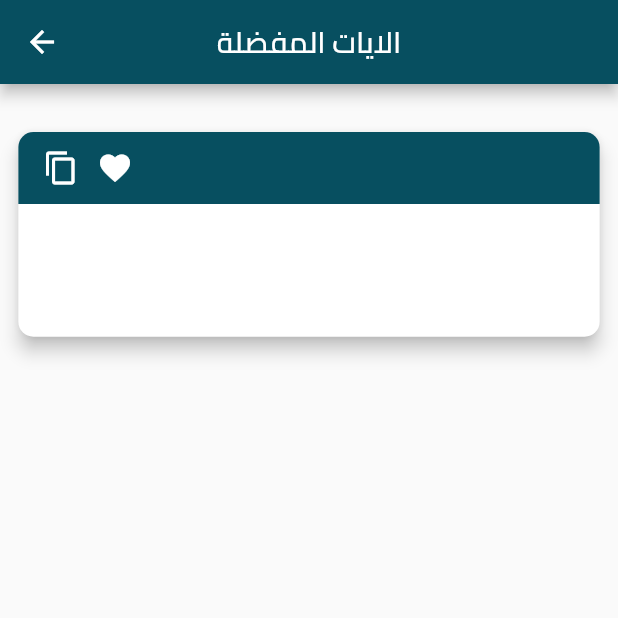
After one commit to ZiadElsaadany/quran_project, a Flutter app: the FavouriteView screen opened by its route, after a tap on "الايات المفضلة", on a phone screen of 412 x 824 dp, the top half of it. The commit adds this screen. Run offline on Flutter 3.47's test engine with Material 2 defaults, Android fonts, the phone set to English and light mode, and no system bars; our stand-ins replace awesome_dialog, fluttertoast, hive, hive_flutter, percent_indicator, simple_animations and 1 more; accounts and stored records are empty; generated files the repository leaves out were written again; network calls fail.

Commit message:
add favourite doaa

```diff
--- a/lib/constant/hive_const.dart
+++ b/lib/constant/hive_const.dart
@@ -1,5 +1,6 @@
 class HiveConst {
 
   static   const String doaaAddedBox=  'doaa added box' ;
+  static   const String favDoaaBox=  'fav doaa box' ;
 
 }
--- a/lib/controller/providers/doaa_provider.dart
+++ b/lib/controller/providers/doaa_provider.dart
@@ -17,8 +17,6 @@ class DoaaProvider extends ChangeNotifier {
   List<DoaaAddedModel> doaaAdded = [] ;
 
     addInDoaaAddedList(DoaaAddedModel doaa) async{
-
-
       var   doaaBox = Hive.box<DoaaAddedModel>(HiveConst.doaaAddedBox);
       await    doaaBox.add(doaa);
       notifyListeners()   ;
@@ -31,6 +29,8 @@ doaaAdded  = doaaBox.values.toList();
 notifyListeners();
 
     }
+
+
 
 
     final List doaa = [
--- /dev/null
+++ b/lib/controller/providers/favourites_provider.dart
@@ -0,0 +1,30 @@
+import 'package:flutter/material.dart';
+import 'package:hive_flutter/hive_flutter.dart';
+import 'package:quran_project/models/doaa_added_model_hive/doaa_added_model_hive.dart';
+
+import '../../constant/hive_const.dart';
+
+class FavouriteProvider extends ChangeNotifier{
+
+
+  List<DoaaAddedModel> favDoaaList =[ ] ;
+
+
+
+   addFavDoaaList( DoaaAddedModel model )  async{
+     var   doaaBox = Hive.box<DoaaAddedModel>(HiveConst.favDoaaBox);
+     await    doaaBox.add(model);
+
+     notifyListeners()   ;
+   }
+
+   fetchAllFavDoaa( ){
+     var   doaaBox = Hive.box<DoaaAddedModel>(HiveConst.favDoaaBox);
+     favDoaaList  = doaaBox.values.toList();
+     notifyListeners();
+   }
+
+  bool checkFav  = false;
+
+
+}
--- a/lib/main.dart
+++ b/lib/main.dart
@@ -6,6 +6,7 @@ import 'package:quran_project/constant/hive_const.dart';
 import 'package:quran_project/controller/providers/azkar_provider.dart';
 import 'package:quran_project/controller/providers/bottom_nav_provider.dart';
 import 'package:quran_project/controller/providers/doaa_provider.dart';
+import 'package:quran_project/controller/providers/favourites_provider.dart';
 import 'package:quran_project/controller/providers/sebha_provider.dart';
 import 'package:quran_project/view/ahadeth/ahadeth_view.dart';
 import 'package:quran_project/view/azkar/azkar_view.dart';
@@ -29,6 +30,7 @@ void main() async {
   Hive.registerAdapter(DoaaAddedModelAdapter());
 
   await Hive.openBox<DoaaAddedModel>(HiveConst.doaaAddedBox);
+  await Hive.openBox<DoaaAddedModel>(HiveConst.favDoaaBox);
 
   runApp(MultiProvider(
       providers: [
@@ -38,6 +40,7 @@ void main() async {
         ChangeNotifierProvider(create: (ctx)=>PrayingApi()),
         ChangeNotifierProvider(create: (ctx)=>DoaaProvider()),
         ChangeNotifierProvider(create: (ctx)=>AzkarProvider()),
+        ChangeNotifierProvider(create: (ctx)=>FavouriteProvider()),
       ],
       child: const QuranApp()));
 }
--- a/lib/view/ahadeth/ahadeth_view.dart
+++ b/lib/view/ahadeth/ahadeth_view.dart
@@ -4,7 +4,6 @@ import 'package:quran_project/constant/size_constant.dart';
 import 'package:quran_project/view/widgets/custom_App_bar.dart';
 import '../../constant/images_constant.dart';
 import '../doaa/doaa_card.dart';
-import '../widgets/list_ahadeth_and_doaa_widget.dart';
 class AhadethView extends StatelessWidget {
   const AhadethView({Key? key}) : super(key: key);
 static const String id= 'ahadeth view';
@@ -26,6 +25,7 @@ static const String id= 'ahadeth view';
                   return index == 9? Column(
                     children: [
                       DoaaCard(
+                        checkAhadethOrDoaa: false,
                           title:ahadeth[index]['name'],
                           content: ahadeth[index]['text']
                       ),
@@ -35,6 +35,7 @@ static const String id= 'ahadeth view';
                       )
                     ],
                   )   :  DoaaCard(
+                    checkAhadethOrDoaa: false,
                       title:ahadeth[index]['name'],
                       content: ahadeth[index]['text']
                   );
--- a/lib/view/doaa/custom_dismissible_card.dart
+++ b/lib/view/doaa/custom_dismissible_card.dart
@@ -1,4 +1,3 @@
-import 'package:flutter/cupertino.dart';
 import 'package:flutter/material.dart';
 import 'package:provider/provider.dart';
 import 'package:quran_project/constant/size_constant.dart';
@@ -51,6 +50,7 @@ class CustomDismissibleWidget extends StatelessWidget {
           ),
         ),
         child: DoaaCard(
+          checkAhadethOrDoaa: true,
           title: title,
           content: content,
         ),
--- a/lib/view/doaa/doaa_card.dart
+++ b/lib/view/doaa/doaa_card.dart
@@ -1,13 +1,19 @@
 
 import 'package:flutter/material.dart';
+import 'package:provider/provider.dart';
+import 'package:quran_project/controller/providers/favourites_provider.dart';
+import 'package:quran_project/models/doaa_added_model_hive/doaa_added_model_hive.dart';
 
 import '../../constant/color_constant.dart';
 import '../../constant/size_constant.dart';
 
 class DoaaCard extends StatelessWidget {
-  const DoaaCard({Key? key, required this.title, required this.content}) : super(key: key);
+  const DoaaCard({Key? key, required this.title, required this.content, required this.checkAhadethOrDoaa}) : super(key: key);
  final  String title;
  final  String content;
+ final bool  checkAhadethOrDoaa;
+ // true  -->fav doaa
+  // false --> fav hadeth
   @override
   Widget build(BuildContext context) {
     return Padding(
@@ -45,10 +51,17 @@ class DoaaCard extends StatelessWidget {
                       ),
                     ),
                   ),
-                  IconButton(icon: const Icon( Icons.save) ,
-                    onPressed: ( ) { },
+                  IconButton(icon: const Icon( Icons.favorite) ,
+                    onPressed: ( ) {
+        if(   checkAhadethOrDoaa ) {
+
+          Provider.of<FavouriteProvider>(context,listen: false).addFavDoaaList(
+            DoaaAddedModel(doaaContent:content , doaaName: title)
+          );
+        }
+                    },
                     color: Colors.white,),
-                 Icon( Icons.copy,
+                 const Icon( Icons.copy,
                  color: Colors.white,
                  ) ,
                 ],
--- a/lib/view/doaa/doaa_view_body.dart
+++ b/lib/view/doaa/doaa_view_body.dart
@@ -93,6 +93,7 @@ class _DoaaViewBodyState extends State<DoaaViewBody> {
                                   ? Column(
                                       children: [
                                         DoaaCard(
+                                          checkAhadethOrDoaa: true,
                                           title: provider.doaa[index]['name'],
                                           content: provider.doaa[index]['text'],
                                         ),
@@ -104,6 +105,7 @@ class _DoaaViewBodyState extends State<DoaaViewBody> {
                                       ],
                                     )
                                   : DoaaCard(
+                                checkAhadethOrDoaa: true,
                                       title: provider.doaa[index]['name'],
                                       content: provider.doaa[index]['text'],
                                     );
--- /dev/null
+++ b/lib/view/favourites/favourite_details.dart
@@ -0,0 +1,56 @@
+import 'package:flutter/material.dart';
+import 'package:provider/provider.dart';
+import 'package:quran_project/constant/size_constant.dart';
+import 'package:quran_project/controller/providers/favourites_provider.dart';
+import 'package:quran_project/view/doaa/doaa_card.dart';
+import 'package:quran_project/view/widgets/custom_App_bar.dart';
+
+class FavouriteDetailsView extends StatefulWidget {
+  const FavouriteDetailsView({Key? key, required this.appBarTitle, required this.checkPage}) : super(key: key);
+final String appBarTitle;
+final int checkPage;
+static const String id= 'doaa favourite';
+
+  @override
+  State<FavouriteDetailsView> createState() => _FavouriteDetailsViewState();
+}
+
+class _FavouriteDetailsViewState extends State<FavouriteDetailsView> {
+ @override
+  void initState() {
+    // TODO: implement initState
+    super.initState();
+Future.delayed(Duration.zero, ()async{
+  Provider.of<FavouriteProvider>(context,listen: false).fetchAllFavDoaa();
+
+});
+  }
+  @override
+  Widget build(BuildContext context) {
+    return Scaffold(
+appBar: customAppBar(context,widget.appBarTitle ),
+
+      body: Directionality(
+        textDirection: TextDirection.rtl,
+        child: ListView.builder(
+          padding:  EdgeInsets.symmetric(
+            horizontal:returnWidthMediaQuery(ctx: context, size: 0.02) ,
+            vertical: returnHeightMediaQuery(ctx: context, size: 0.03)
+          ),
+            itemBuilder:(ctx,index) {
+              return DoaaCard(
+               checkAhadethOrDoaa:  true,
+                  title: widget.checkPage==1?
+                  Provider.of<FavouriteProvider>(context,listen: false).favDoaaList[index].doaaName?? "":
+                  ""
+                  ,
+                  content: widget.checkPage==1? Provider.of<FavouriteProvider>(context,listen: false).favDoaaList[index].doaaContent?? "":
+                  ""
+              );
+            }  ,
+            itemCount: widget.checkPage==1?Provider.of<FavouriteProvider>(context).favDoaaList.length :1
+        ),
+      ),
+    );
+  }
+}
--- a/lib/view/favourites/favourtie_view.dart
+++ b/lib/view/favourites/favourtie_view.dart
@@ -1,5 +1,8 @@
 import 'package:flutter/material.dart';
+import 'package:provider/provider.dart';
 import 'package:quran_project/constant/size_constant.dart';
+import 'package:quran_project/controller/providers/favourites_provider.dart';
+import 'package:quran_project/view/favourites/favourite_details.dart';
 import 'package:quran_project/view/widgets/custom_App_bar.dart';
 
 import '../sebha/sebha_name_container.dart';
@@ -17,12 +20,32 @@ class FavouriteView extends StatelessWidget {
   Widget build(BuildContext context) {
     return Scaffold(
       appBar: customAppBar(context, 'المفضلة'),
-      body:ListView.builder(
-        padding: EdgeInsets.symmetric(vertical: returnHeightMediaQuery(ctx: context, size: 0.2),
-        horizontal: returnWidthMediaQuery(ctx: context, size: 0.05)
+      body:Directionality(
+        textDirection: TextDirection.rtl,
+        child: Consumer<FavouriteProvider>(
+          builder: (context,provider,_) {
+            return ListView.builder(
+              padding: EdgeInsets.symmetric(vertical: returnHeightMediaQuery(ctx: context, size: 0.2),
+              horizontal: returnWidthMediaQuery(ctx: context, size: 0.05)
+              ),
+             itemBuilder: (ctx,index)=> GestureDetector(
+                 onTap: ( ) {
+                   Navigator.push(context, MaterialPageRoute(builder:
+                   (ctx)  {
+                     return  FavouriteDetailsView(
+                       checkPage: index==1? 1 :0,
+                       appBarTitle: txt[index],
+
+                     );
+                   }
+                   ));
+
+                 } ,
+                 child: SebhaNameContainer(txt:txt[index],)),
+              itemCount: 3,
+            );
+          }
         ),
-       itemBuilder: (ctx,index)=> SebhaNameContainer(txt:txt[index],),
-        itemCount: 3,
       )
     );
   }
```
Also changed, not shown: lib/view/favourites/doaa_favourite.dart (deleted, +0 -12 lines), lib/view/widgets/list_ahadeth_and_doaa_widget.dart (deleted, +0 -38 lines).
